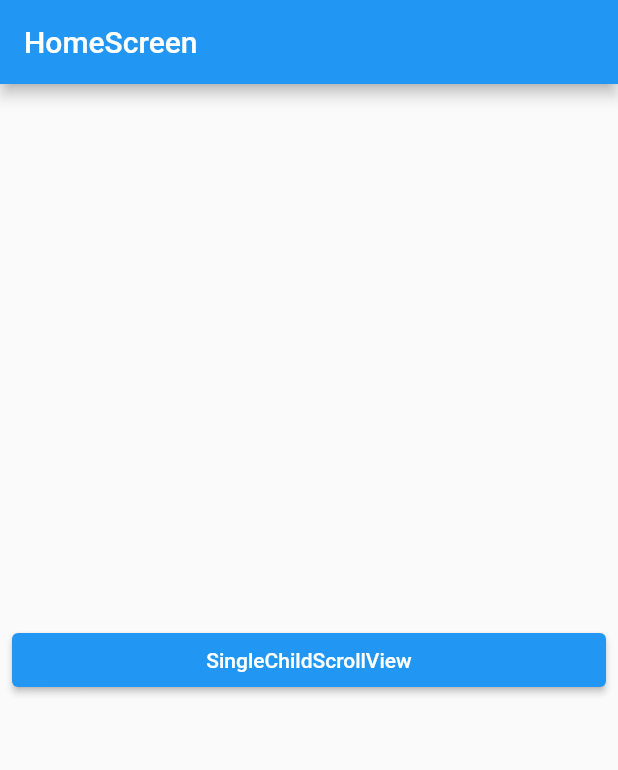
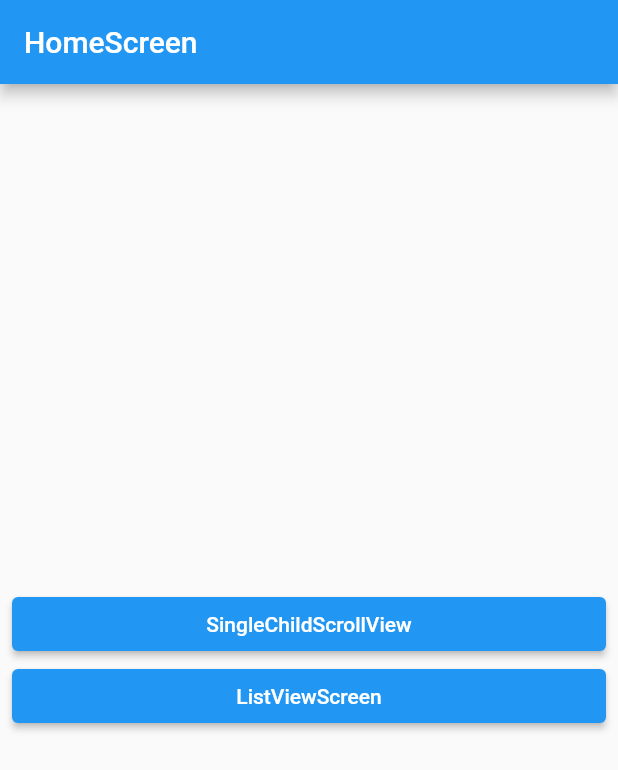
Before and after one commit to juan-rybczinski/codefactory_scrollable_widgets, a Flutter app: the screen it shows after launch, on a phone screen of 412 x 824 dp. Shown: the top 770 px of the screen. Run offline on Flutter 3.47's test engine with Material 2 defaults, Android fonts, the phone set to English and light mode, and no system bars.

Commit message:
ListView - Default

```diff
--- /dev/null
+++ b/lib/const/numbers.dart
@@ -0,0 +1 @@
+final List<int> numbers = List.generate(100, (index) => index);
--- a/lib/screen/home_screen.dart
+++ b/lib/screen/home_screen.dart
@@ -1,9 +1,31 @@
 import 'package:flutter/material.dart';
 import 'package:scrollable_widgets/layout/main_layout.dart';
+import 'package:scrollable_widgets/screen/list_view_screen.dart';
 import 'package:scrollable_widgets/screen/single_child_scroll_view_screen.dart';
 
+class ScreenModel {
+  final WidgetBuilder builder;
+  final String name;
+
+  const ScreenModel({
+    required this.builder,
+    required this.name,
+  });
+}
+
 class HomeScreen extends StatelessWidget {
-  const HomeScreen({Key? key}) : super(key: key);
+  final screens = [
+    ScreenModel(
+      builder: (_) => SingleChildScrollViewScreen(),
+      name: 'SingleChildScrollVie\w',
+    ),
+    ScreenModel(
+      builder: (_) => ListViewScreen(),
+      name: 'ListViewScreen',
+    ),
+  ];
+
+  HomeScreen({Key? key}) : super(key: key);
 
   @override
   Widget build(BuildContext context) {
@@ -15,14 +37,15 @@ class HomeScreen extends StatelessWidget {
           mainAxisAlignment: MainAxisAlignment.center,
           crossAxisAlignment: CrossAxisAlignment.stretch,
           children: [
-            ElevatedButton(
-              onPressed: () => Navigator.of(context).push(
-                MaterialPageRoute(
-                  builder: (_) => SingleChildScrollViewScreen(),
+            for (final screen in screens)
+              ElevatedButton(
+                onPressed: () => Navigator.of(context).push(
+                  MaterialPageRoute(
+                    builder: screen.builder,
+                  ),
                 ),
+                child: Text(screen.name),
               ),
-              child: Text('SingleChildScrollView'),
-            ),
           ],
         ),
       ),
--- a/lib/screen/single_child_scroll_view_screen.dart
+++ b/lib/screen/single_child_scroll_view_screen.dart
@@ -1,11 +1,10 @@
 import 'package:flutter/material.dart';
 import 'package:scrollable_widgets/const/colors.dart';
+import 'package:scrollable_widgets/const/numbers.dart';
 import 'package:scrollable_widgets/layout/main_layout.dart';
 
 class SingleChildScrollViewScreen extends StatelessWidget {
-  final List<int> numbers = List.generate(100, (index) => index);
-
-  SingleChildScrollViewScreen({Key? key}) : super(key: key);
+  const SingleChildScrollViewScreen({Key? key}) : super(key: key);
 
   @override
   Widget build(BuildContext context) {
```
Also changed, not shown: lib/screen/list_view_screen.dart (added, +49 -0 lines).
